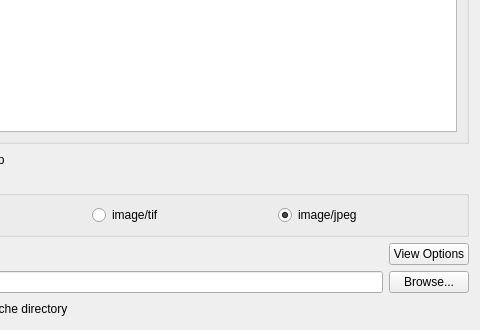
First picture: the form in Minerva/Plugins/WmsLayerQt/WmsWidget.ui, repository perryiv/cadkit, before the edit; both pictures show x 116 to 596 and y 461 to 791 of the 596 by 791 pixel window.
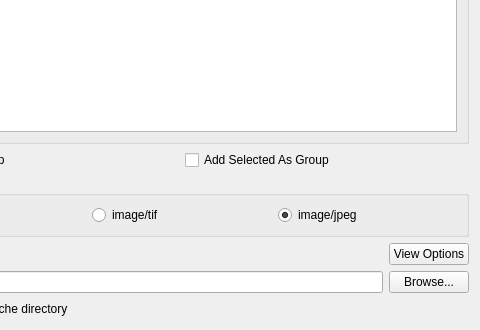
Second picture: the form after the edit.

Commit message: -Adding a button to add all selected items to a group.

Patch:
```diff
--- a/Minerva/Plugins/WmsLayerQt/WmsWidget.ui
+++ b/Minerva/Plugins/WmsLayerQt/WmsWidget.ui
@@ -71,6 +71,13 @@
        </property>
       </widget>
      </item>
+     <item>
+      <widget class="QCheckBox" name="_addSelectedAsGroup" >
+       <property name="text" >
+        <string>Add Selected As Group</string>
+       </property>
+      </widget>
+     </item>
     </layout>
    </item>
    <item>
```
The commit also changes 2 other files.
